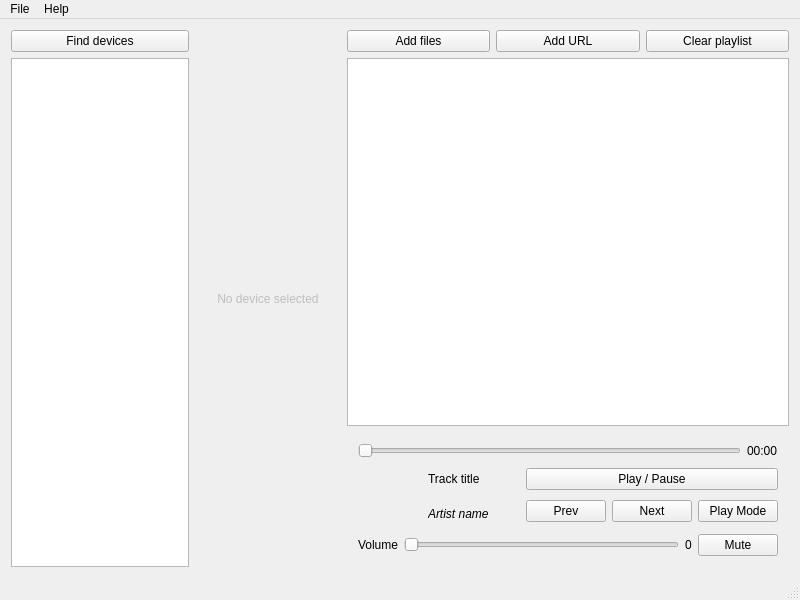
This is desktop/src/mainwindow.ui in mkiol/Jupii as Qt 5 draws it before an edit. The edited form follows.
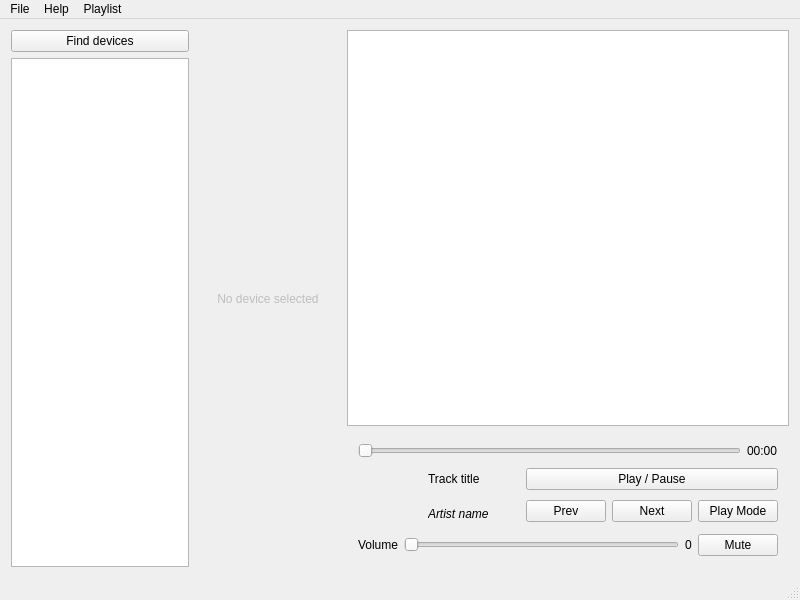
This is the edited form. Icons and pictures are not drawn.

What changed in the file:
```diff
--- a/desktop/src/mainwindow.ui
+++ b/desktop/src/mainwindow.ui
@@ -90,34 +90,6 @@
        <bool>true</bool>
       </property>
       <layout class="QVBoxLayout" name="verticalLayout">
-       <item>
-        <layout class="QHBoxLayout" name="horizontalLayout_3">
-         <item>
-          <widget class="QPushButton" name="addFilesButton">
-           <property name="text">
-            <string>Add files</string>
-           </property>
-          </widget>
-         </item>
-         <item>
-          <widget class="QPushButton" name="addUrlButton">
-           <property name="enabled">
-            <bool>true</bool>
-           </property>
-           <property name="text">
-            <string>Add URL</string>
-           </property>
-          </widget>
-         </item>
-         <item>
-          <widget class="QPushButton" name="clearButton">
-           <property name="text">
-            <string>Clear playlist</string>
-           </property>
-          </widget>
-         </item>
-        </layout>
-       </item>
        <item>
         <widget class="QListView" name="playlistView">
          <property name="contextMenuPolicy">
@@ -326,8 +298,24 @@
     <addaction name="separator"/>
     <addaction name="actionExit"/>
    </widget>
+   <widget class="QMenu" name="menuPlaylist">
+    <property name="title">
+     <string>Playlist</string>
+    </property>
+    <widget class="QMenu" name="menuAdd">
+     <property name="title">
+      <string>Add Item</string>
+     </property>
+     <addaction name="actionFiles"/>
+     <addaction name="actionURL"/>
+     <addaction name="actionMic"/>
+    </widget>
+    <addaction name="menuAdd"/>
+    <addaction name="actionClear"/>
+   </widget>
    <addaction name="menuFile_2"/>
    <addaction name="menuFile"/>
+   <addaction name="menuPlaylist"/>
   </widget>
   <widget class="QStatusBar" name="statusBar"/>
   <action name="actionSettings">
```
Left out of the diff: 20 changed lines with no effect on the pictures.
